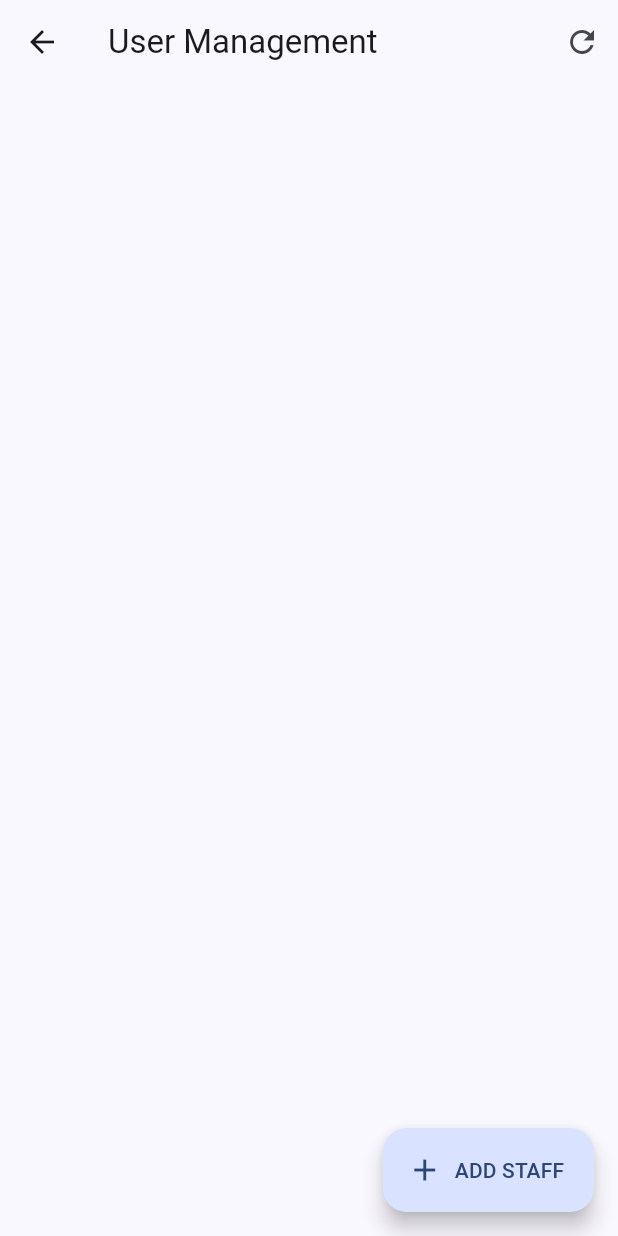
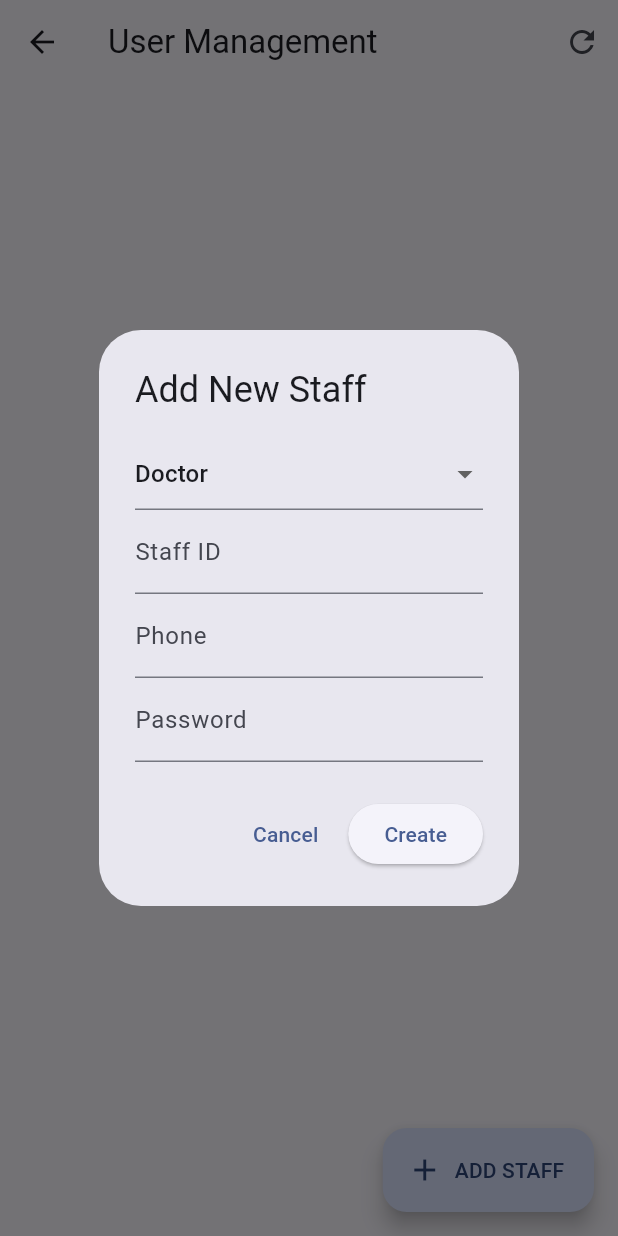
Before and after one commit to Aravindsrikanth/PDD, a Flutter app: the UserManagementScreen screen opened by its route, after a tap on "ADD STAFF", on a phone screen of 412 x 824 dp. Run offline on Flutter 3.47's test engine with Material 3 defaults, Android fonts, the phone set to English and light mode, and no system bars; our stand-ins replace google_fonts, shared_preferences; accounts and stored records are empty.

Commit message:
🚀 ABSOLUTE MASTER RECOVERY: Restored 100% Robust UI and logic logic into 3-file root architecture. Fixed all compiler errors and activated Admin staff creation.

```diff
--- a/lib/backend.dart
+++ b/lib/backend.dart
@@ -3,9 +3,6 @@ import 'package:flutter/material.dart';
 import 'package:shared_preferences/shared_preferences.dart';
 import 'dart:convert';
 import 'package:http/http.dart' as http;
-import 'package:mailer/mailer.dart';
-import 'package:mailer/smtp_server.dart';
-import 'package:twilio_flutter/twilio_flutter.dart';
 
 // ==========================================
 // MODELS
@@ -29,7 +26,7 @@ class Patient {
     systolicBP: double.tryParse(json['systolicBP']?.toString() ?? ''), diastolicBP: double.tryParse(json['diastolicBP']?.toString() ?? ''),
     heartRate: int.tryParse(json['heartRate']?.toString() ?? ''), bilirubin: double.tryParse(json['bilirubin']?.toString() ?? ''),
     platelets: double.tryParse(json['platelets']?.toString() ?? ''), creatinine: double.tryParse(json['creatinine']?.toString() ?? ''),
-    gcs: double.tryParse(json['gcs']?.toString() ?? '15') ?? 15.0, fiO2: double.tryParse(json['fiO2']?.toString() ?? '0.21') ?? 0.21, paO2: double.tryParse(json['paO2']?.toString() ?? ''),
+    gcs: double.tryParse(json['gcs']?.toString() ?? '15') ?? 15, fiO2: double.tryParse(json['fiO2']?.toString() ?? '0.21') ?? 0.21, paO2: double.tryParse(json['paO2']?.toString() ?? ''),
     history: List<String>.from(json['history'] ?? []),
   );
 
@@ -121,8 +118,8 @@ class MongoService {
   }
 
   Future<List<Medication>> fetchMedications() async {
-    final result = await _post("find", {"collection": "medications"});
-    return (result != null) ? (result['documents'] as List).map((j) => Medication.fromJson(j)).toList() : [];
+    final res = await _post("find", {"collection": "medications"});
+    return (res != null) ? (res['documents'] as List).map((j) => Medication.fromJson(j)).toList() : [];
   }
 
   Future<void> seedMedications(List<Medication> meds) async {
@@ -132,7 +129,8 @@ class MongoService {
   Future<List<Map<String, String>>> fetchPrescriptions() async {
     final res = await _post("find", {"collection": "prescriptions", "sort": {"date": -1}});
     if (res != null) {
-      return (res['documents'] as List).map((i) => (i as Map).map((k, v) => MapEntry(k.toString(), v.toString()))).toList();
+      final data = (res['documents'] as List).map((i) => (i as Map).map((k, v) => MapEntry(k.toString(), v.toString()))).toList();
+      return data;
     }
     return [];
   }
@@ -140,27 +138,14 @@ class MongoService {
   Future<bool> addPrescription(Map<String, String> p) async => await _post("insertOne", {"collection": "prescriptions", "document": p}) != null;
 
   Future<List<Map<String, dynamic>>> fetchLogs() async {
-    final result = await _post("find", {"collection": "audit_logs", "sort": {"timestamp": -1}});
-    return result != null ? List<Map<String, dynamic>>.from(result['documents'] ?? []) : [];
+    final res = await _post("find", {"collection": "audit_logs", "sort": {"timestamp": -1}});
+    return res != null ? List<Map<String, dynamic>>.from(res['documents'] ?? []) : [];
   }
 
   Future<bool> addLog(Map<String, dynamic> log) async {
     log['timestamp'] ??= DateTime.now().toIso8601String();
     return await _post("insertOne", {"collection": "audit_logs", "document": log}) != null;
   }
-
-  Future<bool> resetPassword(String id, String e, String pass) async {
-    return await _post("updateOne", { "collection": "staff", "filter": {"staffId": id, "email": e}, "update": {"\$set": {"password": pass}} }) != null;
-  }
-}
-
-class EmailService {
-  Future<bool> sendOtpEmail(String e, String o) async => true;
-}
-
-class SmsService {
-  void updateCredentials(String s, String t, String n) {}
-  Future<bool> sendOtpSms(String p, String o) async => true;
 }
 
 // ==========================================
@@ -169,8 +154,6 @@ class SmsService {
 
 class AppState extends ChangeNotifier {
   final MongoService _mongoService = MongoService();
-  final EmailService _emailService = EmailService();
-  final SmsService _smsService = SmsService();
 
   bool _isLoading = false, _isDarkMode = false;
   bool get isLoading => _isLoading; bool get isDarkMode => _isDarkMode;
@@ -184,13 +167,14 @@ class AppState extends ChangeNotifier {
     syncWithServer();
   }
 
-  void updateMongoConfig(String id, String k, {String? r, String? ds, String? db}) { _mongoService.updateCredentials(id, k, r: r, ds: ds, db: db); syncWithServer(); }
-  void updateSmsConfig(String s, String t, String n) { _smsService.updateCredentials(s, t, n); }
+  void updateMongoConfig(String id, String k, {String? r, String? ds, String? db}) {
+    _mongoService.updateCredentials(id, k, r: r, ds: ds, db: db);
+    syncWithServer();
+  }
   bool get isCloudSyncActive => _mongoService.isConfigured;
 
   String? _currentUserRole; String? get currentUserRole => _currentUserRole;
-  final List<String> _activeStaff = ['Dr. Smith', 'Dr. Sarah', 'Nurse John', 'Nurse Emma', 'Dr. Mike', 'Dr. Anna', 'Nurse Chris', 'Nurse Lisa'];
-  List<String> get activeStaff => _activeStaff;
+  final List<String> _activeStaff = ['Dr. Smith', 'Dr. Sarah', 'Nurse John', 'Nurse Emma', 'Dr. Mike', 'Dr. Anna', 'Nurse Chris', 'Nurse Lisa']; List<String> get activeStaff => _activeStaff;
 
   List<Patient> _patients = []; List<Patient> get patients => _patients;
   List<Map<String, dynamic>> _activityLogs = []; List<Map<String, dynamic>> get activityLogs => _activityLogs;
@@ -199,20 +183,12 @@ class AppState extends ChangeNotifier {
   String _shiftHandover = "Current ward status: Stable. All ventilator checks complete."; String get shiftHandover => _shiftHandover;
   void updateHandover(String text) { _shiftHandover = text; notifyListeners(); }
 
-  List<Medication> _medications = [
-    Medication(id: 'm1', name: 'Propofol', category: 'Anesthetic', standardDosePerKg: 2.0, minDosePerKg: 1.5, maxDosePerKg: 2.5, unit: 'mg', warning: 'Monitor for PIS.', interactions: ['m2', 'm3']),
-    Medication(id: 'm2', name: 'Midazolam', category: 'Sedative', standardDosePerKg: 0.05, minDosePerKg: 0.02, maxDosePerKg: 0.1, unit: 'mg', interactions: ['m1']),
-  ];
-  List<Medication> get medications => _medications;
-
   Future<void> syncWithServer() async {
     _isLoading = true; notifyListeners();
     try {
-      await _mongoService.seedMedications(_medications);
-      _medications = await _mongoService.fetchMedications();
       _patients = await _mongoService.fetchPatients();
+      _activityLogs = await _mongoService.fetchLogs();
       _prescriptions = await _mongoService.fetchPrescriptions();
-      _activityLogs = await _mongoService.fetchLogs();
     } catch (e) { debugPrint("Sync error: $e"); }
     finally { _isLoading = false; notifyListeners(); }
   }
@@ -256,4 +232,9 @@ class AppState extends ChangeNotifier {
     final i = _patients.indexWhere((p) => p.id == id);
     if (i != -1) { _patients[i].history.add(h); await _mongoService.savePatient(_patients[i]); notifyListeners(); }
   }
+
+  List<Medication> get medications => [
+    Medication(id: 'm1', name: 'Propofol', category: 'Anesthetic', standardDosePerKg: 2.0, minDosePerKg: 1.5, maxDosePerKg: 2.5, unit: 'mg', warning: 'Monitor for PIS.', interactions: ['m2', 'm3']),
+    Medication(id: 'm2', name: 'Midazolam', category: 'Sedative', standardDosePerKg: 0.05, minDosePerKg: 0.02, maxDosePerKg: 0.1, unit: 'mg', interactions: ['m1']),
+  ];
 }
--- a/lib/frontend.dart
+++ b/lib/frontend.dart
@@ -36,7 +36,7 @@ class _MedicalLoginScreenState extends State<MedicalLoginScreen> {
   final _idController = TextEditingController(), _passwordController = TextEditingController(); String _selectedRole = 'Doctor';
   @override
   Widget build(BuildContext context) {
-    final appState = Provider.of<AppState>(context); final isMobile = MediaQuery.of(context).size.width < 900;
+    final appState = Provider.of<AppState>(context); final size = MediaQuery.of(context).size; final bool isMobile = size.width < 900;
     return Scaffold(
       backgroundColor: const Color(0xFFF0F4F8),
       body: Center(child: SingleChildScrollView(padding: const EdgeInsets.all(20), child: Container(
@@ -188,7 +188,7 @@ class _DoseCalculatorScreenState extends State<DoseCalculatorScreen> {
   Widget build(BuildContext context) {
     final appState = Provider.of<AppState>(context);
     return Scaffold(
-      app_bar: AppBar(title: const Text('Dose Calculator')),
+      appBar: AppBar(title: const Text('Dose Calculator')),
       body: Padding(padding: const EdgeInsets.all(24), child: Column(children: [
         DropdownButtonFormField<Medication>(value: _selectedMed, decoration: const InputDecoration(labelText: 'Medication'), items: appState.medications.map((m) => DropdownMenuItem(value: m, child: Text(m.name))).toList(), onChanged: (v) => setState(() => _selectedMed = v)),
         TextField(controller: _weightController, decoration: const InputDecoration(labelText: 'Weight (kg)'), keyboardType: TextInputType.number),
@@ -214,8 +214,20 @@ class _UserManagementScreenState extends State<UserManagementScreen> {
     return Scaffold(
       appBar: AppBar(title: const Text('User Management'), actions: [IconButton(onPressed: _load, icon: const Icon(Icons.refresh))]),
       body: _loading ? const Center(child: CircularProgressIndicator()) : ListView.builder(itemCount: _staff.length, itemBuilder: (c, i) => ListTile(title: Text(_staff[i]['staffId']), subtitle: Text(_staff[i]['role']), trailing: PopupMenuButton<String>(onSelected: (v) async { if (v == 'del') await appState.deleteStaff(_staff[i]['staffId']); _load(); }, itemBuilder: (c) => [const PopupMenuItem(value: 'del', child: Text('Delete Account'))]))),
-      floatingActionButton: FloatingActionButton.extended(onPressed: () {}, icon: const Icon(Icons.add), label: const Text('ADD STAFF')),
+      floatingActionButton: FloatingActionButton.extended(onPressed: () => _showAdd(appState), icon: const Icon(Icons.add), label: const Text('ADD STAFF')),
     );
+  }
+  void _showAdd(AppState appState) {
+    final id = TextEditingController(), ph = TextEditingController(), pw = TextEditingController(); String role = 'Doctor'; bool dLoad = false;
+    showDialog(context: context, builder: (c) => StatefulBuilder(builder: (context, setD) => AlertDialog(title: const Text('Add New Staff'), content: Column(mainAxisSize: MainAxisSize.min, children: [
+      DropdownButtonFormField<String>(value: role, items: ['Doctor', 'Nurse'].map((r) => DropdownMenuItem(value: r, child: Text(r))).toList(), onChanged: (v) => setD(() => role = v!)),
+      TextField(controller: id, decoration: const InputDecoration(labelText: 'Staff ID')),
+      TextField(controller: ph, decoration: const InputDecoration(labelText: 'Phone')),
+      TextField(controller: pw, decoration: const InputDecoration(labelText: 'Password'), obscureText: true),
+    ]), actions: [TextButton(onPressed: () => Navigator.pop(c), child: const Text('Cancel')), ElevatedButton(onPressed: dLoad ? null : () async {
+      setD(() => dLoad = true); final s = await appState.register(role, id.text, ph.text, pw.text);
+      if (mounted) { if (s) { Navigator.pop(c); _load(); } else { setD(() => dLoad = false); ScaffoldMessenger.of(context).showSnackBar(const SnackBar(content: Text('Registration error.'))); } }
+    }, child: dLoad ? const SizedBox(width: 20, height: 20, child: CircularProgressIndicator(strokeWidth: 2)) : const Text('Create'))])));
   }
 }
 
```
